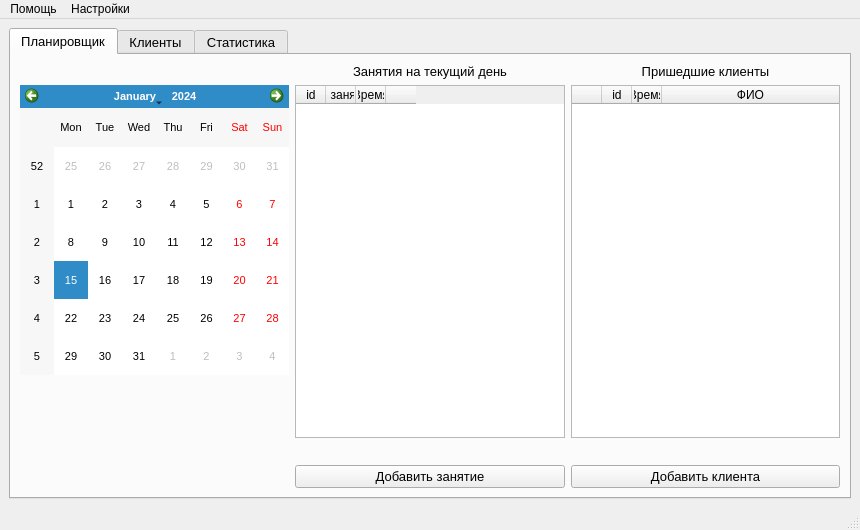
First picture: the form in ui_files_py/ui/main_window.ui, repository IvanBrekman/ClientsPlanner, before the edit.
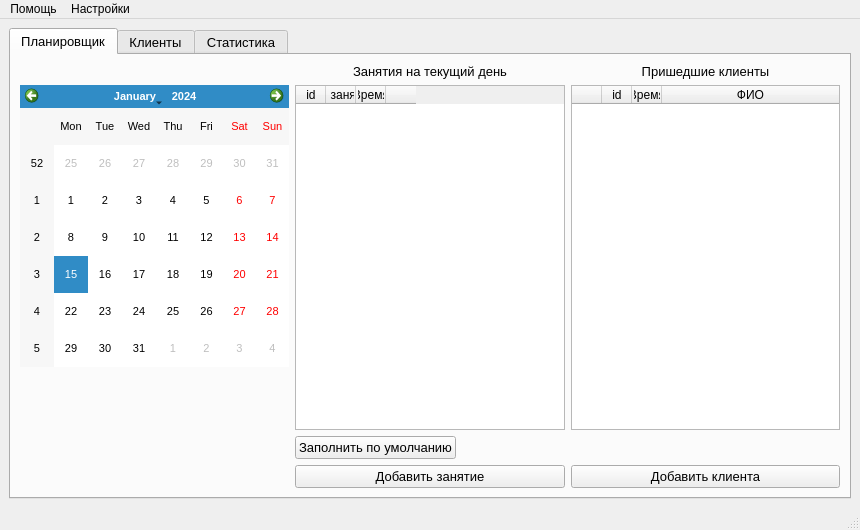
Second picture: the form after the edit.

Commit message: added many new parameters in settings. Added opportunity to fill lessons automatically (customize in settings)

```diff
--- a/ui_files_py/ui/main_window.ui
+++ b/ui_files_py/ui/main_window.ui
@@ -193,6 +193,19 @@
           </property>
          </widget>
         </item>
+        <item row="5" column="1">
+         <widget class="QPushButton" name="fill_automatically_btn">
+          <property name="sizePolicy">
+           <sizepolicy hsizetype="Fixed" vsizetype="Fixed">
+            <horstretch>0</horstretch>
+            <verstretch>0</verstretch>
+           </sizepolicy>
+          </property>
+          <property name="text">
+           <string>Заполнить по умолчанию</string>
+          </property>
+         </widget>
+        </item>
        </layout>
       </widget>
       <widget class="QWidget" name="client_tab">
```
Left out of the diff: 2 changed lines with no effect on the pictures. The commit also changes 6 other files.
